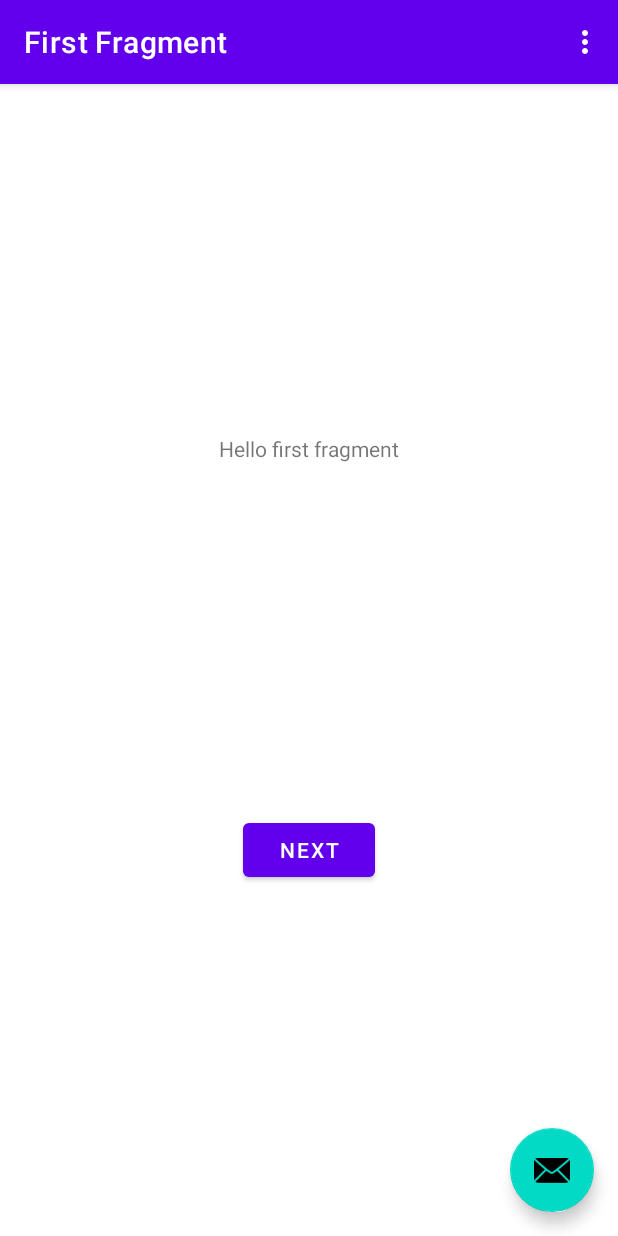
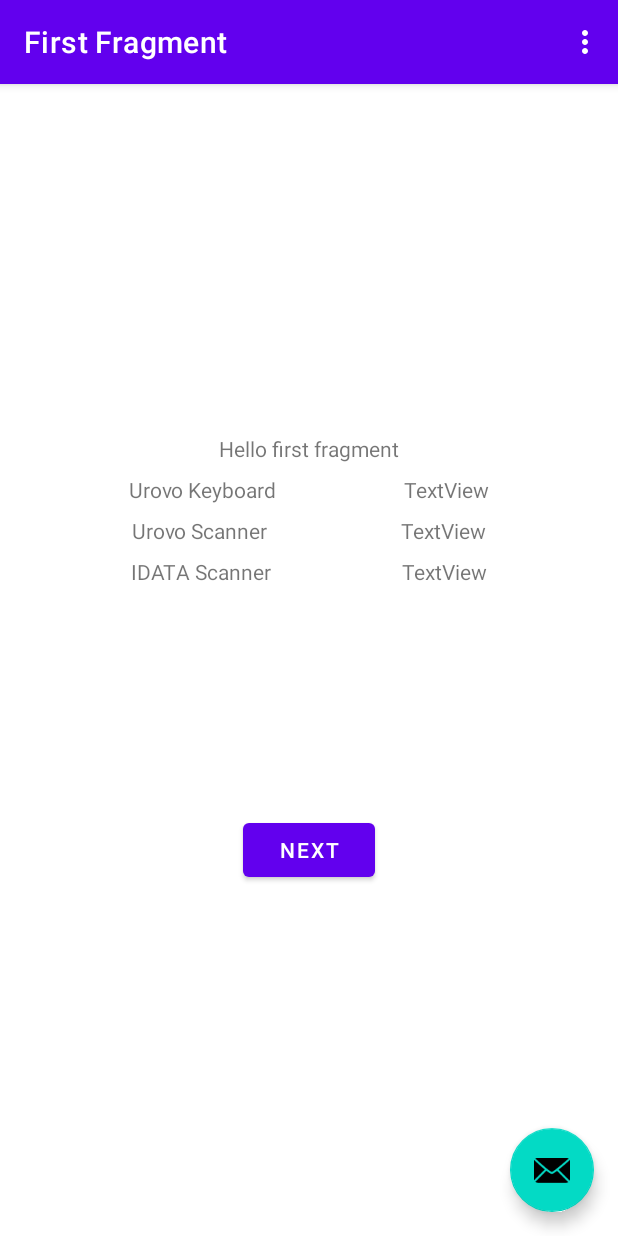
Before and after one commit to Gizmodo/DITest, an Android app: the screen it shows after launch (MainActivity), on a phone screen of 412 x 824 dp. Run offline under Robolectric (Android 15) with nearby library versions, the phone set to English and light mode, and no system bars; our stand-ins replace Dagger/Hilt's generated code, navigation-ui.

```diff
--- a/app/src/main/java/ru/gizmodo/ditest/App.kt
+++ b/app/src/main/java/ru/gizmodo/ditest/App.kt
@@ -23,7 +23,8 @@ class App : Application() {
         appGraph = DaggerAppGraph
             .builder()
             .appModule(ru.gizmodo.ditest.AppModule(this))
-            .testModule(TestModule(this))
+            .testModule(TestModule(this, "android.intent.ACTION_DECODE_DATA"))
+            .superModule(SuperModule(this))
             .build()
     }
 }
--- a/app/src/main/java/ru/gizmodo/ditest/AppGraph.kt
+++ b/app/src/main/java/ru/gizmodo/ditest/AppGraph.kt
@@ -8,7 +8,8 @@ import javax.inject.Singleton
 @Component(
     modules = [
         AppModule::class,
-        TestModule::class
+        TestModule::class,
+        SuperModule::class
     ]
 )
 interface AppGraph {
--- a/app/src/main/java/ru/gizmodo/ditest/AppModule.kt
+++ b/app/src/main/java/ru/gizmodo/ditest/AppModule.kt
@@ -20,24 +20,89 @@ class AppModule(private val application: Application) {
 }
 
 @Module
-class TestModule @Inject constructor(private val context: Context) {
+class SuperModule @Inject constructor(
+    private val context: Context,
+) {
+    @Provides
+    fun provideSuperData(): ReceiverLiveData2 = ReceiverLiveData2(context)
+}
+
+@Module
+class TestModule @Inject constructor(
+    private val context: Context,
+    private val data: String,
+//    private val data: String,
+) {
 
     @Provides
-    fun provideReceiver2(
-        filter: IntentFilter,
-    ): ReceiverLiveData {
-        return ReceiverLiveData(context, filter)
+    fun provideReceiver(): ReceiverLiveData = ReceiverLiveData(context, data)
+
+/*  @Provides
+      @Named("Settings")
+      fun provideIntentFilter(): IntentFilter = IntentFilter(data)*/
+}
+
+data class SuperResults(
+    val urovo: String,
+    val idata: String,
+    val isUrovoEnterPushed: Boolean,
+)
+
+class ReceiverLiveData2 @Inject constructor(
+    private val context: Context,
+) : MutableLiveData<SuperResults>() {
+
+    override fun onInactive() {
+        super.onInactive()
+        context.unregisterReceiver(urovoScannerReceiver)
+        context.unregisterReceiver(idataScannerReceiver)
+        context.unregisterReceiver(urovoKeyboardReceiver)
     }
 
-    @Provides
-    fun provideIntentFilter(): IntentFilter {
-        return IntentFilter("android.intent.ACTION_DECODE_DATA")
+    var superResults: SuperResults = SuperResults("", "", false)
+
+    override fun onActive() {
+        super.onActive()
+        //value = mapFunc.apply(context, Intent())
+        context.registerReceiver(urovoScannerReceiver,
+            IntentFilter("android.intent.ACTION_DECODE_DATA"))
+        context.registerReceiver(idataScannerReceiver,
+            IntentFilter("android.intent.action.SCANRESULT"))
+        context.registerReceiver(urovoKeyboardReceiver,
+            IntentFilter("android.intent.action_keyboard"))
+    }
+
+    private val urovoScannerReceiver: BroadcastReceiver = object : BroadcastReceiver() {
+        override fun onReceive(context: Context, intent: Intent) {
+            intent.extras?.let {
+                superResults = superResults.copy(urovo = it["barcode_string"].toString())
+                this@ReceiverLiveData2.value = superResults
+            }
+        }
+    }
+    private val idataScannerReceiver: BroadcastReceiver = object : BroadcastReceiver() {
+        override fun onReceive(context: Context, intent: Intent) {
+            intent.extras?.let {
+                superResults = superResults.copy(idata = it["value"].toString())
+                value = superResults
+            }
+        }
+    }
+    private val urovoKeyboardReceiver: BroadcastReceiver = object : BroadcastReceiver() {
+        override fun onReceive(context: Context, intent: Intent) {
+            intent.extras?.let {
+                superResults =
+                    superResults.copy(isUrovoEnterPushed = it["kbrd_enter"].toString() == "enter")
+                value = superResults
+            }
+        }
     }
 }
 
 class ReceiverLiveData @Inject constructor(
     private val context: Context,
-    private val filter: IntentFilter,
+    private val data: String,
+//    private val filter: IntentFilter,
 ) : MutableLiveData<String>() {
 
     override fun onInactive() {
@@ -48,14 +113,12 @@ class ReceiverLiveData @Inject constructor(
     override fun onActive() {
         super.onActive()
         //value = mapFunc.apply(context, Intent())
-        context.registerReceiver(mBroadcastReceiver, filter)
+        context.registerReceiver(mBroadcastReceiver, IntentFilter(data))
     }
 
     private val mBroadcastReceiver: BroadcastReceiver = object : BroadcastReceiver() {
         override fun onReceive(context: Context, intent: Intent) {
-            var data = ""
-            intent.extras?.let { data = it["barcode_string"].toString() }
-            value = data
+            intent.extras?.let { value = it["barcode_string"].toString() }
         }
     }
 }
--- a/app/src/main/java/ru/gizmodo/ditest/FirstFragment.kt
+++ b/app/src/main/java/ru/gizmodo/ditest/FirstFragment.kt
@@ -33,7 +33,6 @@ class FirstFragment : Fragment() {
     ): View? {
         _binding = FragmentFirstBinding.inflate(inflater, container, false)
         return binding.root
-
     }
 
     override fun onViewCreated(view: View, savedInstanceState: Bundle?) {
@@ -42,9 +41,18 @@ class FirstFragment : Fragment() {
         binding.buttonFirst.setOnClickListener {
             findNavController().navigate(R.id.action_FirstFragment_to_SecondFragment)
         }
-        viewModel.urovoScanner.observe(viewLifecycleOwner) { it ->
+        viewModel.urovoScannerLiveData.observe(viewLifecycleOwner) { it ->
             binding.textviewFirst.text = it
             Log.d("666", it)
+        }
+
+        viewModel.superScannerLiveData.observe(viewLifecycleOwner) { it: SuperResults ->
+            Log.d("666", "Значения со слушателей: " + it.toString())
+            with(binding) {
+                txtUrovoKeyboard.text = it.isUrovoEnterPushed.toString()
+                txtIDataScanner.text = it.idata
+                txtUrovoScanner.text = it.urovo
+            }
         }
     }
 
--- a/app/src/main/java/ru/gizmodo/ditest/FirstViewModel.kt
+++ b/app/src/main/java/ru/gizmodo/ditest/FirstViewModel.kt
@@ -6,8 +6,11 @@ import androidx.lifecycle.ViewModel
 import javax.inject.Inject
 
 class FirstViewModel : ViewModel() {
-    private var _urovoScanner = MutableLiveData<String>()
-    val urovoScanner: LiveData<String> get() = _urovoScanner
+    private var _urovoScannerMutableLiveData = MutableLiveData<String>()
+    val urovoScannerLiveData: LiveData<String> get() = _urovoScannerMutableLiveData
+
+    private var _superScannerLMutableLiveData = MutableLiveData<SuperResults>()
+    val superScannerLiveData: LiveData<SuperResults> get() = _superScannerLMutableLiveData
 
     init {
         App.instance().appGraph.embed(this)
@@ -17,7 +20,11 @@ class FirstViewModel : ViewModel() {
     @Inject
     lateinit var scannerUrovo: ReceiverLiveData
 
+    @Inject
+    lateinit var superScanner: ReceiverLiveData2
+
     private fun initObservables() {
-        _urovoScanner = scannerUrovo
+        _urovoScannerMutableLiveData = scannerUrovo
+        _superScannerLMutableLiveData = superScanner
     }
 }
--- a/app/src/main/res/layout/fragment_first.xml
+++ b/app/src/main/res/layout/fragment_first.xml
@@ -26,4 +26,70 @@
         app:layout_constraintStart_toStartOf="parent"
         app:layout_constraintTop_toBottomOf="@id/textview_first" />
 
+    <TextView
+        android:id="@+id/textView"
+        android:layout_width="wrap_content"
+        android:layout_height="wrap_content"
+        android:layout_marginTop="8dp"
+        android:text="Urovo Keyboard"
+        app:layout_constraintEnd_toStartOf="@+id/txtUrovoKeyboard"
+        app:layout_constraintHorizontal_bias="0.5"
+        app:layout_constraintStart_toStartOf="parent"
+        app:layout_constraintTop_toBottomOf="@+id/textview_first" />
+
+    <TextView
+        android:id="@+id/txtUrovoKeyboard"
+        android:layout_width="wrap_content"
+        android:layout_height="wrap_content"
+        android:text="TextView"
+        app:layout_constraintBottom_toBottomOf="@+id/textView"
+        app:layout_constraintEnd_toEndOf="parent"
+        app:layout_constraintHorizontal_bias="0.5"
+        app:layout_constraintStart_toEndOf="@+id/textView"
+        app:layout_constraintTop_toTopOf="@+id/textView" />
+
+    <TextView
+        android:id="@+id/textView3"
+        android:layout_width="wrap_content"
+        android:layout_height="wrap_content"
+        android:layout_marginTop="8dp"
+        android:text="Urovo Scanner"
+        app:layout_constraintEnd_toStartOf="@+id/txtUrovoScanner"
+        app:layout_constraintHorizontal_bias="0.5"
+        app:layout_constraintStart_toStartOf="parent"
+        app:layout_constraintTop_toBottomOf="@+id/textView" />
+
+    <TextView
+        android:id="@+id/txtUrovoScanner"
+        android:layout_width="wrap_content"
+        android:layout_height="wrap_content"
+        android:text="TextView"
+        app:layout_constraintBottom_toBottomOf="@+id/textView3"
+        app:layout_constraintEnd_toEndOf="parent"
+        app:layout_constraintHorizontal_bias="0.5"
+        app:layout_constraintStart_toEndOf="@+id/textView3"
+        app:layout_constraintTop_toTopOf="@+id/textView3" />
+
+    <TextView
+        android:id="@+id/textView5"
+        android:layout_width="wrap_content"
+        android:layout_height="wrap_content"
+        android:layout_marginTop="8dp"
+        android:text="IDATA Scanner"
+        app:layout_constraintEnd_toStartOf="@+id/txtIDataScanner"
+        app:layout_constraintHorizontal_bias="0.5"
+        app:layout_constraintStart_toStartOf="parent"
+        app:layout_constraintTop_toBottomOf="@+id/textView3" />
+
+    <TextView
+        android:id="@+id/txtIDataScanner"
+        android:layout_width="wrap_content"
+        android:layout_height="wrap_content"
+        android:text="TextView"
+        app:layout_constraintBottom_toBottomOf="@+id/textView5"
+        app:layout_constraintEnd_toEndOf="parent"
+        app:layout_constraintHorizontal_bias="0.5"
+        app:layout_constraintStart_toEndOf="@+id/textView5"
+        app:layout_constraintTop_toTopOf="@+id/textView5" />
+
 </androidx.constraintlayout.widget.ConstraintLayout>
```
